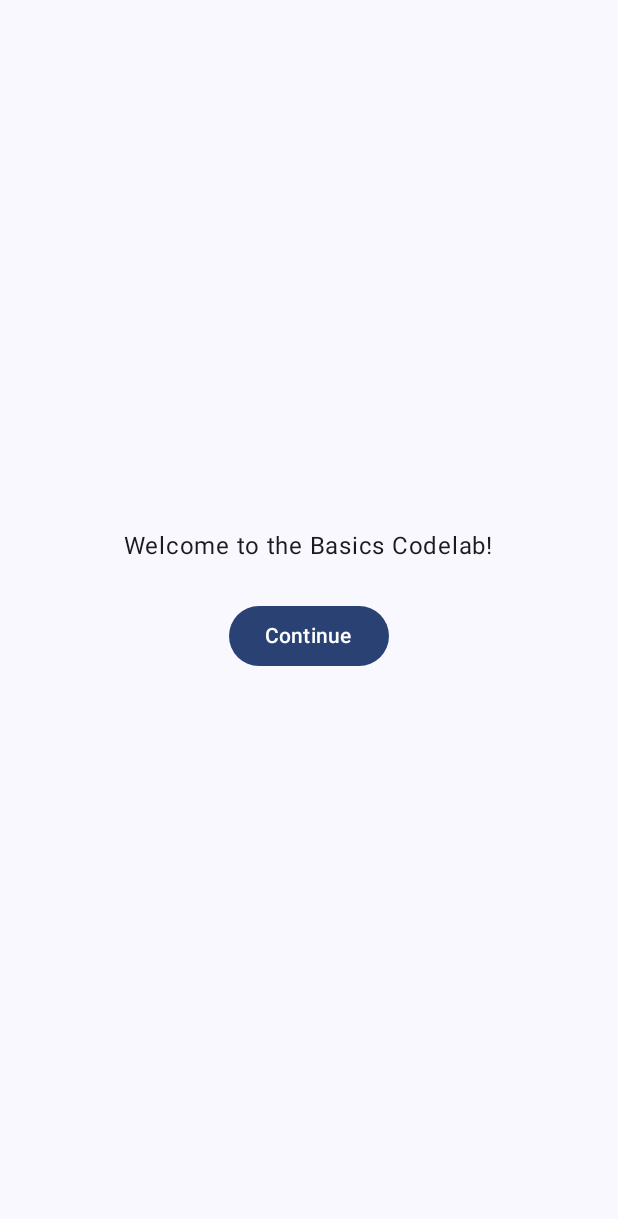
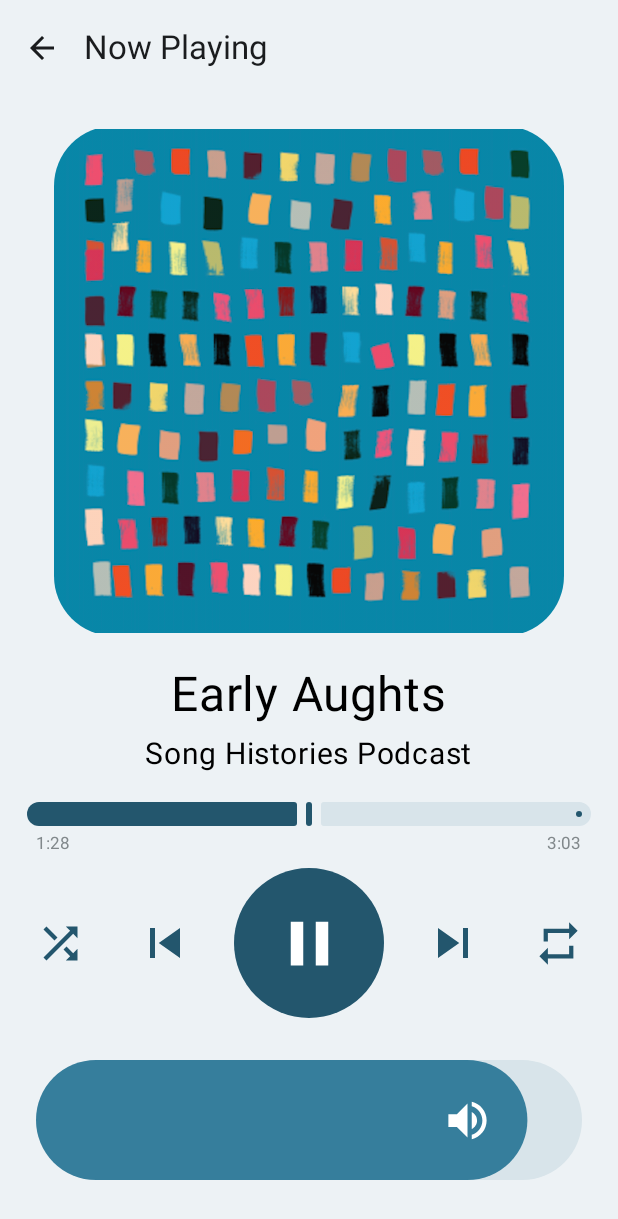
Before and after one commit to marceand/compose-practicing, an Android app built with Jetpack Compose: the screen it shows after launch (MainActivity before the commit, PlayerActivity after it), on a phone screen of 412 x 824 dp. Shown: the top 1219 px of the screen. Run offline under Robolectric (Android 15) with nearby library versions, the phone set to English and light mode, and no system bars.

Commit message:
player completed

```diff
--- a/app/src/main/AndroidManifest.xml
+++ b/app/src/main/AndroidManifest.xml
@@ -12,8 +12,9 @@
         android:supportsRtl="true"
         android:theme="@style/Theme.ComposePracticing"
         tools:targetApi="31">
+
         <activity
-            android:name=".MainActivity"
+            android:name=".PlayerActivity"
             android:exported="true"
             android:label="@string/app_name"
             android:theme="@style/Theme.ComposePracticing">
--- a/app/src/main/java/com/example/composepracticing/ControlPlayer/Control.kt
+++ /dev/null
@@ -1,85 +0,0 @@
-package com.example.composepracticing.ControlPlayer
-
-import androidx.compose.foundation.background
-import androidx.compose.foundation.layout.Arrangement
-import androidx.compose.foundation.layout.Row
-import androidx.compose.foundation.layout.size
-import androidx.compose.foundation.shape.CircleShape
-import androidx.compose.material3.Icon
-import androidx.compose.material3.IconButton
-import androidx.compose.runtime.Composable
-import androidx.compose.ui.Alignment
-import androidx.compose.ui.Modifier
-import androidx.compose.ui.draw.clip
-import androidx.compose.ui.graphics.Color
-import androidx.compose.ui.graphics.vector.ImageVector
-import androidx.compose.ui.res.vectorResource
-import androidx.compose.ui.tooling.preview.Preview
-import androidx.compose.ui.unit.dp
-import com.example.composepracticing.R
-import com.example.composepracticing.ui.theme.PauseBackground
-
-
-@Composable
-fun Control(modifier: Modifier = Modifier) {
-    Row(
-        verticalAlignment = Alignment.CenterVertically,
-        horizontalArrangement = Arrangement.SpaceBetween
-    ) {
-
-        IconButton(onClick = { /*TODO*/ }) {
-            Icon(
-                imageVector = ImageVector.vectorResource(R.drawable.ic_shuffle_24),
-                contentDescription = "Shuffle",
-                tint = Color.Unspecified,
-                modifier = Modifier.size(30.dp)
-            )
-        }
-
-        IconButton(onClick = { /*TODO*/ }) {
-            Icon(
-                imageVector = ImageVector.vectorResource(R.drawable.ic_skip_previous_24),
-                contentDescription = "Previous",
-                tint = Color.Unspecified,
-                modifier = Modifier.size(40.dp)
-            )
-        }
-
-        IconButton(
-            onClick = { /*TODO*/ },
-            modifier = Modifier
-                .clip(CircleShape)
-                .size(80.dp)
-                .background(PauseBackground)
-        ) {
-            Icon(
-                imageVector = ImageVector.vectorResource(R.drawable.ic_pause_24),
-                contentDescription = "Pause",
-                tint = Color.Unspecified,
-                modifier = Modifier.size(40.dp)
-            )
-        }
-        IconButton(onClick = { /*TODO*/ }) {
-            Icon(
-                imageVector = ImageVector.vectorResource(R.drawable.ic_skip_next_24),
-                contentDescription = "Next",
-                tint = Color.Unspecified,
-                modifier = Modifier.size(40.dp)
-            )
-        }
-        IconButton(onClick = { /*TODO*/ }) {
-            Icon(
-                imageVector = ImageVector.vectorResource(R.drawable.ic_repeat_24),
-                contentDescription = "Repeat",
-                tint = Color.Unspecified,
-                modifier = Modifier.size(30.dp)
-            )
-        }
-    }
-}
-
-@Preview(widthDp = 412, heightDp = 915, showBackground = true)
-@Composable
-fun ControlPreview(modifier: Modifier = Modifier) {
-    Control()
-}
--- a/app/src/main/java/com/example/composepracticing/MainActivity.kt
+++ b/app/src/main/java/com/example/composepracticing/MainActivity.kt
@@ -1,12 +1,8 @@
 package com.example.composepracticing
 
-import android.content.res.Configuration.UI_MODE_NIGHT_YES
 import android.os.Bundle
 import androidx.activity.ComponentActivity
 import androidx.activity.compose.setContent
-import androidx.compose.animation.core.Spring
-import androidx.compose.animation.core.animateDpAsState
-import androidx.compose.animation.core.spring
 import androidx.compose.foundation.layout.Arrangement
 import androidx.compose.foundation.layout.Column
 import androidx.compose.foundation.layout.Row
@@ -71,7 +67,6 @@ fun OnBoardingScreen(
 
 @Preview(
     showBackground = true, widthDp = 320, heightDp = 320,
-    uiMode = UI_MODE_NIGHT_YES
 )
 @Composable
 fun OnBoardingPreview() {
@@ -129,7 +124,7 @@ fun CardContent(name: String, modifier: Modifier = Modifier) {
     }
 }
 
-@Preview
+@Preview()
 @Composable
 fun MyAppPreview() {
     ComposePracticingTheme {
--- /dev/null
+++ b/app/src/main/java/com/example/composepracticing/PlayerActivity.kt
@@ -0,0 +1,76 @@
+package com.example.composepracticing
+
+import android.os.Bundle
+import androidx.activity.ComponentActivity
+import androidx.activity.compose.setContent
+import androidx.compose.foundation.layout.Column
+import androidx.compose.foundation.layout.PaddingValues
+import androidx.compose.foundation.layout.fillMaxSize
+import androidx.compose.foundation.layout.fillMaxWidth
+import androidx.compose.foundation.layout.padding
+import androidx.compose.material3.Scaffold
+import androidx.compose.runtime.Composable
+import androidx.compose.ui.Alignment
+import androidx.compose.ui.Modifier
+import androidx.compose.ui.tooling.preview.Preview
+import androidx.compose.ui.unit.dp
+import com.example.composepracticing.player.AlbumCover
+import com.example.composepracticing.player.Controller
+import com.example.composepracticing.player.SongSlider
+import com.example.composepracticing.player.TopBar
+import com.example.composepracticing.player.VolumeSlider
+import com.example.composepracticing.ui.theme.ComposePracticingTheme
+
+
+class PlayerActivity : ComponentActivity() {
+    override fun onCreate(savedInstanceState: Bundle?) {
+        super.onCreate(savedInstanceState)
+        setContent {
+            ComposePracticingTheme(dynamicColor = false) {
+                // A surface container using the 'background' color from the theme
+                PlayerScreen(Modifier.fillMaxSize())
+            }
+        }
+    }
+}
+
+
+@Composable
+fun PlayerScreen(modifier: Modifier = Modifier) {
+    Scaffold(
+        topBar = { TopBar(Modifier.fillMaxWidth()) }
+    ) {
+        PlayerContent(it)
+    }
+}
+
+@Preview(widthDp = 412, heightDp = 915, showBackground = true, backgroundColor = 0xFF6650a4)
+@Composable
+fun PlayerScreenPreview(modifier: Modifier = Modifier) {
+    ComposePracticingTheme(dynamicColor = false) {
+        PlayerScreen()
+    }
+}
+
+@Composable
+fun PlayerContent(paddingValues: PaddingValues) {
+
+    Column(
+        horizontalAlignment = Alignment.CenterHorizontally,
+        modifier = Modifier.padding(
+            top = paddingValues.calculateTopPadding(),
+            start = 16.dp,
+            end = 16.dp
+        )
+    ) {
+        AlbumCover(modifier = Modifier.padding(top = 20.dp))
+        SongSlider(modifier = Modifier.padding(top = 20.dp))
+        Controller(
+            modifier = Modifier
+                .fillMaxWidth()
+                .padding(top = 4.dp)
+        )
+        VolumeSlider(modifier = Modifier.padding(top = 28.dp, start = 8.dp, end = 8.dp))
+    }
+
+}
--- a/app/src/main/java/com/example/composepracticing/WellnessActivity.kt
+++ b/app/src/main/java/com/example/composepracticing/WellnessActivity.kt
@@ -3,7 +3,6 @@ package com.example.composepracticing
 import android.os.Bundle
 import androidx.activity.ComponentActivity
 import androidx.activity.compose.setContent
-import androidx.compose.foundation.layout.fillMaxSize
 import androidx.compose.foundation.layout.fillMaxWidth
 import androidx.compose.material3.MaterialTheme
 import androidx.compose.material3.Surface
@@ -26,12 +25,12 @@ class WellnessActivity : ComponentActivity() {
 
 @Preview
 @Composable
-fun WellnessAppPreview(modifier: Modifier = Modifier){
+fun WellnessAppPreview(modifier: Modifier = Modifier) {
     WellnessApp()
 }
 
 @Composable
-fun WellnessApp(modifier: Modifier = Modifier){
+fun WellnessApp(modifier: Modifier = Modifier) {
     Surface(
         modifier = Modifier.fillMaxWidth(),
         color = MaterialTheme.colorScheme.background
--- /dev/null
+++ b/app/src/main/java/com/example/composepracticing/player/AlbumCover.kt
@@ -0,0 +1,56 @@
+package com.example.composepracticing.player
+
+import androidx.compose.foundation.Image
+import androidx.compose.foundation.layout.Column
+import androidx.compose.foundation.layout.padding
+import androidx.compose.foundation.layout.size
+import androidx.compose.foundation.shape.RoundedCornerShape
+import androidx.compose.material3.Text
+import androidx.compose.runtime.Composable
+import androidx.compose.ui.Alignment
+import androidx.compose.ui.Modifier
+import androidx.compose.ui.draw.clip
+import androidx.compose.ui.res.painterResource
+import androidx.compose.ui.res.stringResource
+import androidx.compose.ui.tooling.preview.Preview
+import androidx.compose.ui.unit.dp
+import androidx.compose.ui.unit.sp
+import com.example.composepracticing.R
+import com.example.composepracticing.ui.theme.AlbumTextColor
+
+
+@Composable
+fun AlbumCover(modifier: Modifier = Modifier) {
+    Column(
+        horizontalAlignment = Alignment.CenterHorizontally,
+        modifier = modifier
+    ) {
+        Image(
+            painter = painterResource(id = R.drawable.album_cover),
+            contentDescription = stringResource(
+                R.string.album
+            ),
+            modifier = Modifier
+                .size(340.dp)
+                .clip(RoundedCornerShape(40.dp))
+        )
+        Text(
+            text = stringResource(R.string.album_title),
+            modifier = Modifier.padding(top = 20.dp),
+            color = AlbumTextColor,
+            fontSize = 32.sp
+        )
+        Text(
+            text = stringResource(R.string.podcast_title),
+            modifier = Modifier.padding(top = 8.dp),
+            color = AlbumTextColor,
+            fontSize = 20.sp
+        )
+    }
+}
+
+@Preview(widthDp = 412, heightDp = 915, showBackground = true)
+@Composable
+fun AlbumCoverPreview() {
+    AlbumCover()
+}
--- /dev/null
+++ b/app/src/main/java/com/example/composepracticing/player/Controller.kt
@@ -0,0 +1,92 @@
+package com.example.composepracticing.player
+
+import androidx.compose.foundation.background
+import androidx.compose.foundation.layout.Arrangement
+import androidx.compose.foundation.layout.Row
+import androidx.compose.foundation.layout.size
+import androidx.compose.foundation.shape.CircleShape
+import androidx.compose.material.icons.Icons
+import androidx.compose.material.icons.filled.Pause
+import androidx.compose.material.icons.filled.Repeat
+import androidx.compose.material.icons.filled.Shuffle
+import androidx.compose.material.icons.filled.SkipNext
+import androidx.compose.material.icons.filled.SkipPrevious
+import androidx.compose.material3.Icon
+import androidx.compose.material3.IconButton
+import androidx.compose.runtime.Composable
+import androidx.compose.ui.Alignment
+import androidx.compose.ui.Modifier
+import androidx.compose.ui.draw.clip
+import androidx.compose.ui.graphics.Color
+import androidx.compose.ui.res.stringResource
+import androidx.compose.ui.tooling.preview.Preview
+import androidx.compose.ui.unit.dp
+import com.example.composepracticing.R
+import com.example.composepracticing.ui.theme.IconControllerColor
+import com.example.composepracticing.ui.theme.PauseBackground
+
+
+@Composable
+fun Controller(modifier: Modifier = Modifier) {
+    Row(
+        verticalAlignment = Alignment.CenterVertically,
+        horizontalArrangement = Arrangement.SpaceBetween,
+        modifier = modifier
+    ) {
+
+        IconButton(onClick = { /*TODO*/ }) {
+            Icon(
+                imageVector = Icons.Filled.Shuffle,
+                contentDescription = stringResource(R.string.shuffle),
+                tint = IconControllerColor,
+                modifier = Modifier.size(34.dp)
+            )
+        }
+
+        IconButton(onClick = { /*TODO*/ }) {
+            Icon(
+                imageVector = Icons.Filled.SkipPrevious,
+                contentDescription = stringResource(R.string.previous),
+                tint = IconControllerColor,
+                modifier = Modifier.size(46.dp)
+            )
+        }
+
+        IconButton(
+            onClick = { /*TODO*/ },
+            modifier = Modifier
+                .clip(CircleShape)
+                .size(100.dp)
+                .background(PauseBackground)
+        ) {
+            Icon(
+                imageVector = Icons.Filled.Pause,
+                contentDescription = stringResource(R.string.pause),
+                tint = Color.White,
+                modifier = Modifier.size(50.dp)
+            )
+        }
+        IconButton(onClick = { /*TODO*/ }) {
+            Icon(
+                imageVector = Icons.Filled.SkipNext,
+                contentDescription = stringResource(R.string.next),
+                tint = IconControllerColor,
+                modifier = Modifier.size(46.dp)
+            )
+        }
+        IconButton(onClick = { /*TODO*/ }) {
+            Icon(
+                imageVector = Icons.Filled.Repeat,
+                contentDescription = stringResource(R.string.repeat),
+                tint = IconControllerColor,
+                modifier = Modifier.size(34.dp)
+            )
+        }
+    }
+}
+
+@Preview(widthDp = 412, heightDp = 915, showBackground = true)
+@Composable
+fun ControllerPreview(modifier: Modifier = Modifier) {
+    Controller()
+}
--- /dev/null
+++ b/app/src/main/java/com/example/composepracticing/player/SongSlider.kt
@@ -0,0 +1,71 @@
+package com.example.composepracticing.player
+
+import androidx.compose.foundation.layout.Arrangement
+import androidx.compose.foundation.layout.Column
+import androidx.compose.foundation.layout.Row
+import androidx.compose.foundation.layout.fillMaxWidth
+import androidx.compose.foundation.layout.height
+import androidx.compose.foundation.layout.padding
+import androidx.compose.material3.ExperimentalMaterial3Api
+import androidx.compose.material3.Slider
+import androidx.compose.material3.SliderDefaults
+import androidx .compose.material3.Text
+import androidx.compose.runtime.Composable
+import androidx.compose.ui.Modifier
+import androidx.compose.ui.res.stringResource
+import androidx.compose.ui.tooling.preview.Preview
+import androidx.compose.ui.unit.dp
+import androidx.compose.ui.unit.sp
+import com.example.composepracticing.R
+import com.example.composepracticing.ui.theme.SongActiveTrackColor
+import com.example.composepracticing.ui.theme.SongInactiveTrackColor
+import com.example.composepracticing.ui.theme.SongTextColor
+import com.example.composepracticing.ui.theme.SongThumbColor
+
+
+@OptIn(ExperimentalMaterial3Api::class)
+@Composable
+fun SongSlider(modifier: Modifier = Modifier) {
+
+    Column(
+        modifier = modifier
+    ) {
+
+        Slider(
+            value = 0.5f, onValueChange = {},
+            colors = SliderDefaults.colors(
+                thumbColor = SongThumbColor,
+                activeTrackColor = SongActiveTrackColor,
+                inactiveTrackColor = SongInactiveTrackColor
+            ),
+            modifier = Modifier.height(16.dp)
+        )
+        Row(
+            horizontalArrangement = Arrangement.SpaceBetween,
+            modifier = Modifier
+                .fillMaxWidth()
+                .padding(top = 0.dp)
+        ) {
+            Text(
+
+                text = stringResource(R.string.start_duration),
+                color = SongTextColor,
+                fontSize = 11.sp,
+                modifier = Modifier.padding(start = 8.dp)
+            )
+            Text(
+                text = stringResource(R.string.end_duration),
+                color = SongTextColor,
+                fontSize = 11.sp,
+                modifier = Modifier.padding(end = 8.dp)
+            )
+        }
+    }
+}
+
+
+@Preview(widthDp = 412, heightDp = 915, showBackground = true)
+@Composable
+fun SongSliderPreview(modifier: Modifier = Modifier) {
+    SongSlider()
+}
--- /dev/null
+++ b/app/src/main/java/com/example/composepracticing/player/TopBar.kt
@@ -0,0 +1,39 @@
+package com.example.composepracticing.player
+
+import androidx.compose.material.icons.Icons
+import androidx.compose.material.icons.filled.ArrowBack
+import androidx.compose.material3.ExperimentalMaterial3Api
+import androidx.compose.material3.Icon
+import androidx.compose.material3.IconButton
+import androidx.compose.material3.Text
+import androidx.compose.material3.TopAppBar
+import androidx.compose.material3.TopAppBarDefaults.topAppBarColors
+import androidx.compose.runtime.Composable
+import androidx.compose.ui.Modifier
+import androidx.compose.ui.res.stringResource
+import com.example.composepracticing.R
+import com.example.composepracticing.ui.theme.AppBackground
+import com.example.composepracticing.ui.theme.ArrowBackColor
+import com.example.composepracticing.ui.theme.TitleTopBarColor
+
+@OptIn(ExperimentalMaterial3Api::class)
+@Composable
+fun TopBar(modifier: Modifier = Modifier) {
+    TopAppBar(
+        modifier = modifier,
+        colors = topAppBarColors(
+            containerColor = AppBackground
+        ),
+        title = { Text(text = stringResource(R.string.now_playing), color = TitleTopBarColor) },
+        navigationIcon = {
+            IconButton(onClick = { /*TODO*/ }) {
+                Icon(
+                    imageVector = Icons.Filled.ArrowBack,
+                    contentDescription = stringResource(R.string.back),
+                    tint = ArrowBackColor
+                )
+            }
+        }
+    )
+
+}
--- /dev/null
+++ b/app/src/main/java/com/example/composepracticing/player/VolumeSlider.kt
@@ -0,0 +1,112 @@
+package com.example.composepracticing.player
+
+import androidx.compose.foundation.Canvas
+import androidx.compose.foundation.background
+import androidx.compose.foundation.layout.Box
+import androidx.compose.foundation.layout.BoxWithConstraints
+import androidx.compose.foundation.layout.fillMaxSize
+import androidx.compose.foundation.layout.fillMaxWidth
+import androidx.compose.foundation.layout.height
+import androidx.compose.foundation.layout.offset
+import androidx.compose.foundation.layout.size
+import androidx.compose.material.icons.Icons
+import androidx.compose.material.icons.filled.VolumeUp
+import androidx.compose.material3.Icon
+import androidx.compose.runtime.Composable
+import androidx.compose.ui.Alignment
+import androidx.compose.ui.Modifier
+import androidx.compose.ui.geometry.CornerRadius
+import androidx.compose.ui.geometry.Size
+import androidx.compose.ui.graphics.Color
+import androidx.compose.ui.graphics.vector.ImageVector
+import androidx.compose.ui.platform.LocalDensity
+import androidx.compose.ui.tooling.preview.Preview
+import androidx.compose.ui.unit.Dp
+import androidx.compose.ui.unit.dp
+import com.example.composepracticing.ui.theme.VolumeActiveTrackColor
+import com.example.composepracticing.ui.theme.VolumeInactiveTrackColor
+import com.example.composepracticing.ui.theme.VolumeThumbColor
+
+
+@Composable
+fun VolumeSliderImpl(
+    modifier: Modifier = Modifier,
+    value: Float = 0.5f,
+    trackHeight: Dp = 24.dp,
+    thumbRadius: Dp = 24.dp,
+    thumbInVector: ImageVector = Icons.Filled.VolumeUp,
+    activeColor: Color = Color(0xFF4A90E2),
+    inactiveColor: Color = Color(0xFFD3D3D3),
+    thumbTint: Color = Color.Unspecified
+) {
+
+    BoxWithConstraints(
+        modifier = modifier
+            .fillMaxWidth()
+            .height(trackHeight)
+    ) {
+        val width = constraints.maxWidth.toFloat()
+        val height = constraints.maxHeight.toFloat()
+        val density = LocalDensity.current
+        //val thumbRadius = constraints.maxHeight.to
+
+        val thumbRadiusPx = with(density) { thumbRadius.toPx() }
+
+        Canvas(modifier = Modifier.fillMaxSize()) {
+            // Inactive track
+            drawRoundRect(
+                color = inactiveColor,
+                cornerRadius = CornerRadius(x = height / 2, y = height / 2),
+                size = this.size
+            )
+
+            // Active track
+            drawRoundRect(
+                color = activeColor,
+                cornerRadius = CornerRadius(x = height / 2, y = height / 2),
+                size = Size(width * value, height)
+            )
+        }
+
+
+        // Thumb
+        Box(
+            modifier = Modifier
+                .offset(
+                    x = ((width * value - (thumbRadiusPx + height) / 2).coerceIn(
+                        0f,
+                        width - thumbRadiusPx
+                    ) / density.density).dp
+                )
+                .size(width = thumbRadius, height = height.dp)
+                .background(Color.Transparent),
+            contentAlignment = Alignment.Center
+        ) {
+            Icon(
+                imageVector = thumbInVector,
+                contentDescription = null,
+                modifier = Modifier.size(thumbRadius),
+                tint = thumbTint
+            )
+        }
+    }
+}
+
+@Composable
+fun VolumeSlider(modifier: Modifier = Modifier) {
+    VolumeSliderImpl(
+        modifier = modifier,
+        value = 0.9f,
+        trackHeight = 80.dp,
+        activeColor = VolumeActiveTrackColor,
+        inactiveColor = VolumeInactiveTrackColor,
+        thumbTint = VolumeThumbColor,
+        thumbRadius = 34.dp
+    )
+}
+
+@Preview
+@Composable
+fun VolumeSliderPreview(modifier: Modifier = Modifier) {
+    VolumeSlider()
+}
--- a/app/src/main/java/com/example/composepracticing/ui/theme/Color.kt
+++ b/app/src/main/java/com/example/composepracticing/ui/theme/Color.kt
@@ -11,3 +11,14 @@ val PurpleGrey40 = Color(0xFF625b71)
 val Pink40 = Color(0xFF7D5260)
 val PauseBackground = Color(0xFF23566d)
 val AppBackground = Color(0xFFedf2f5)
+val AlbumTextColor = Color(0xFF000000)
+val SongTextColor = Color(0xFF81888b)
+val SongThumbColor = Color(0xFF23566d)
+val SongActiveTrackColor = Color(0xFF23566d)
+val SongInactiveTrackColor = Color(0xFFd8e4ea)
+val VolumeThumbColor = Color(0xFFFFFFFF)
+val VolumeActiveTrackColor = Color(0xFF367e9c)
+val VolumeInactiveTrackColor = Color(0xFFd8e4ea)
+val ArrowBackColor = Color(0xFF1a1c1e)
+val TitleTopBarColor = Color(0xFF1a1c1e)
+val IconControllerColor = Color(0xFF23566d)
--- a/app/src/main/java/com/example/composepracticing/ui/theme/Theme.kt
+++ b/app/src/main/java/com/example/composepracticing/ui/theme/Theme.kt
@@ -18,14 +18,15 @@ import androidx.core.view.WindowCompat
 private val DarkColorScheme = darkColorScheme(
     primary = Purple80,
     secondary = PurpleGrey80,
-    tertiary = Pink80
+    tertiary = Pink80,
+    background = AppBackground
 )
 
 private val LightColorScheme = lightColorScheme(
     primary = Purple40,
     secondary = PurpleGrey40,
-    tertiary = Pink40
-
+    tertiary = Pink40,
+    background = AppBackground
     /* Other default colors to override
     background = Color(0xFFFFFBFE),
     surface = Color(0xFFFFFBFE),
@@ -57,7 +58,7 @@ fun ComposePracticingTheme(
     if (!view.isInEditMode) {
         SideEffect {
             val window = (view.context as Activity).window
-            window.statusBarColor = colorScheme.primary.toArgb()
+            window.statusBarColor = colorScheme.background.toArgb()
             WindowCompat.getInsetsController(window, view).isAppearanceLightStatusBars = darkTheme
         }
     }
--- a/app/src/main/res/drawable/ic_pause_24.xml
+++ /dev/null
@@ -1,5 +0,0 @@
-<vector xmlns:android="http://schemas.android.com/apk/res/android" android:height="24dp" android:tint="#ffffff" android:viewportHeight="24" android:viewportWidth="24" android:width="24dp">
-
-    <path android:fillColor="@android:color/white" android:pathData="M6,19h4L10,5L6,5v14zM14,5v14h4L18,5h-4z"/>
-
-</vector>
--- a/app/src/main/res/drawable/ic_repeat_24.xml
+++ /dev/null
@@ -1,5 +0,0 @@
-<vector xmlns:android="http://schemas.android.com/apk/res/android" android:height="24dp" android:tint="#23566d" android:viewportHeight="24" android:viewportWidth="24" android:width="24dp">
-
-    <path android:fillColor="@android:color/white" android:pathData="M7,7h10v3l4,-4 -4,-4v3L5,5v6h2L7,7zM17,17L7,17v-3l-4,4 4,4v-3h12v-6h-2v4z"/>
-
-</vector>
--- a/app/src/main/res/drawable/ic_shuffle_24.xml
+++ /dev/null
@@ -1,5 +0,0 @@
-<vector xmlns:android="http://schemas.android.com/apk/res/android" android:height="24dp" android:tint="#23566d" android:viewportHeight="24" android:viewportWidth="24" android:width="24dp">
-
-    <path android:fillColor="@android:color/white" android:pathData="M10.59,9.17L5.41,4 4,5.41l5.17,5.17 1.42,-1.41zM14.5,4l2.04,2.04L4,18.59 5.41,20 17.96,7.46 20,9.5L20,4h-5.5zM14.83,13.41l-1.41,1.41 3.13,3.13L14.5,20L20,20v-5.5l-2.04,2.04 -3.13,-3.13z"/>
-
-</vector>
--- a/app/src/main/res/drawable/ic_skip_next_24.xml
+++ /dev/null
@@ -1,5 +0,0 @@
-<vector xmlns:android="http://schemas.android.com/apk/res/android" android:height="24dp" android:tint="#23566d" android:viewportHeight="24" android:viewportWidth="24" android:width="24dp">
-
-    <path android:fillColor="@android:color/white" android:pathData="M6,18l8.5,-6L6,6v12zM16,6v12h2V6h-2z"/>
-
-</vector>
--- a/app/src/main/res/drawable/ic_skip_previous_24.xml
+++ /dev/null
@@ -1,5 +0,0 @@
-<vector xmlns:android="http://schemas.android.com/apk/res/android" android:height="24dp" android:tint="#23566d" android:viewportHeight="24" android:viewportWidth="24" android:width="24dp">
-
-    <path android:fillColor="@android:color/white" android:pathData="M6,6h2v12L6,18zM9.5,12l8.5,6L18,6z"/>
-
-</vector>
--- a/app/src/main/res/values/strings.xml
+++ b/app/src/main/res/values/strings.xml
@@ -2,4 +2,17 @@
     <string name="app_name">ComposePracticing</string>
     <string name="show_less">Show less</string>
     <string name="show_more">Show more</string>
+    <string name="title_activity_main2">MainActivity2</string>
+    <string name="now_playing">Now Playing</string>
+    <string name="back">Back</string>
+    <string name="start_duration">1:28</string>
+    <string name="end_duration">3:03</string>
+    <string name="album">Album</string>
+    <string name="album_title">Early Aughts</string>
+    <string name="podcast_title">Song Histories Podcast</string>
+    <string name="shuffle">Shuffle</string>
+    <string name="previous">Previous</string>
+    <string name="pause">Pause</string>
+    <string name="next">Next</string>
+    <string name="repeat">Repeat</string>
 </resources>
```
Also changed, not shown: app/src/main/res/drawable/album_cover.png (added).
